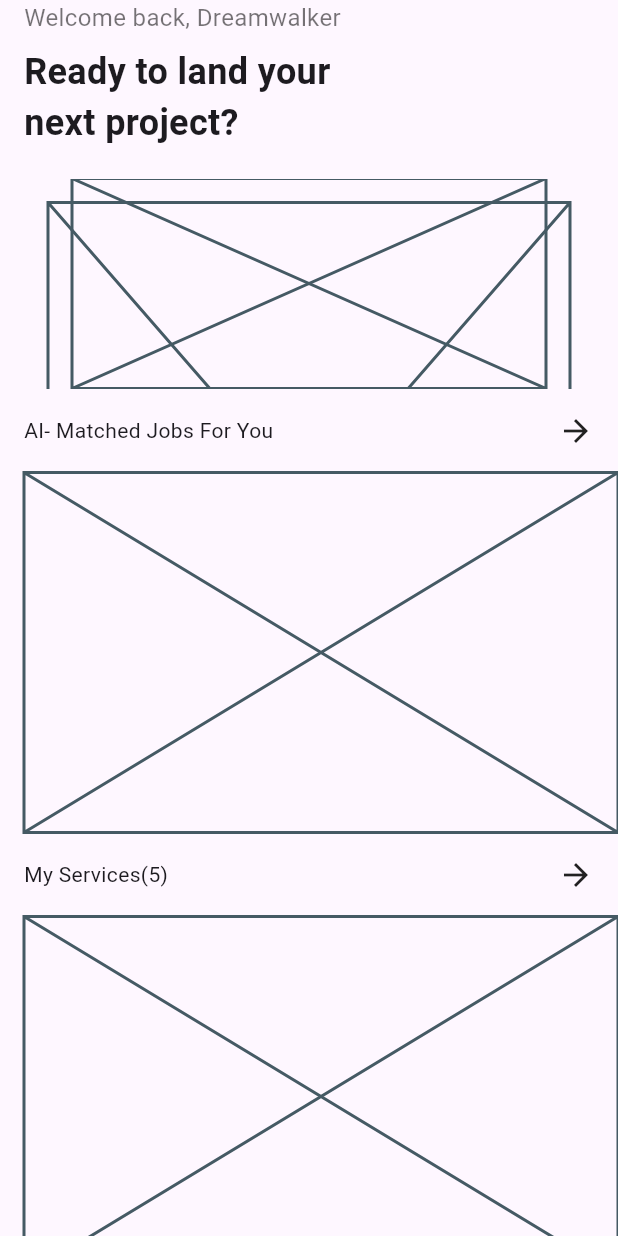
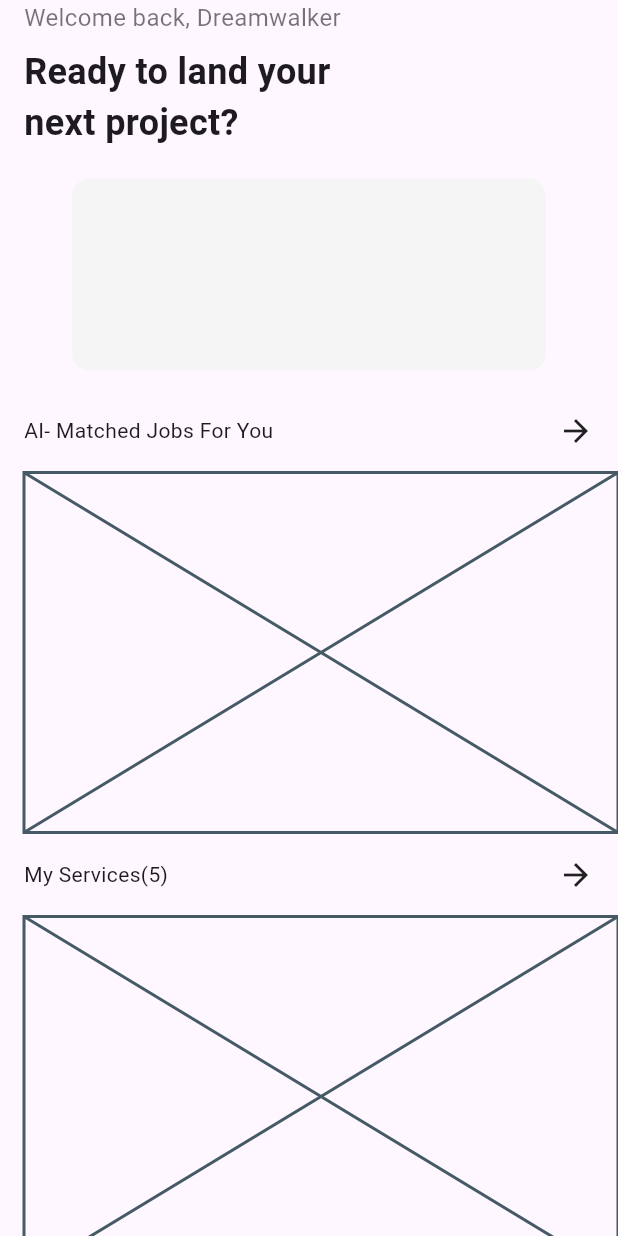
Before and after one commit to JAICHANGPARK/flutter_notebook_chapter_52, a Flutter app: the AiFreelanceHomePage widget shown alone on an empty page, opened directly, on a phone screen of 412 x 824 dp. Run offline on Flutter 3.47's test engine with Material 3 defaults, Android fonts, the phone set to English and light mode, and no system bars; our stand-ins replace gap, hugeicons; statements that could not run were skipped.

Commit message:
Update ai_freelance_home_page.dart

```diff
--- a/lib/ep2616_ai_freelance_app/ui/ai_freelance_home_page.dart
+++ b/lib/ep2616_ai_freelance_app/ui/ai_freelance_home_page.dart
@@ -26,22 +26,38 @@ class _AiFreelanceHomePageState extends State<AiFreelanceHomePage> {
                   "Welcome back, Dreamwalker",
                   style: TextStyle(fontSize: 16, color: Colors.black54),
                 ),
-                Text("Ready to land your\nnext project?",
-                  style: TextStyle(fontSize: 24, fontWeight: .bold,),
+                Text(
+                  "Ready to land your\nnext project?",
+                  style: TextStyle(fontSize: 24, fontWeight: .bold),
                 ),
                 Gap(4),
-                Container(height: 140, child: Stack(
-                  children: [Positioned.fill(
+                Container(
+                  height: 140,
+                  child: Stack(
+                    children: [
+                      Positioned.fill(
                         left: 32,
                         right: 32,
                         top: 0,
-                      child: Placeholder()),Positioned(
+                        bottom: 12,
+                        child: Container(
+                          decoration: BoxDecoration(color: Colors.grey[100]!
+                          ,borderRadius: .circular(12),),
+                        ),
+                      ),
+                      Positioned(
                         left: 16,
                         right: 16,
                         top: 16,
 
-                      child: Placeholder())],
-                )),
+                        child: Container(
+                          decoration: BoxDecoration(color: Colors.white,
+                            ,borderRadius: .circular(12),),
+                        ),
+                      ),
+                    ],
+                  ),
+                ),
               ],
             ),
           ),
```
Lines whose indentation alone changed are shown as unchanged.
